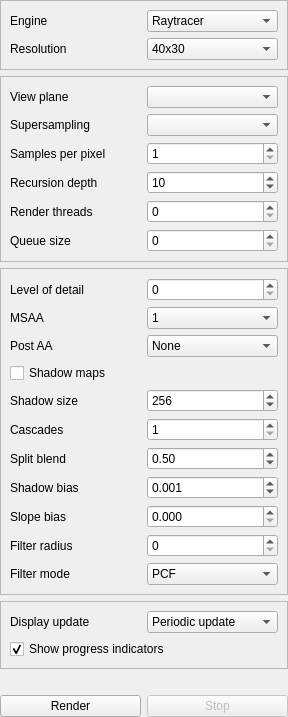
This is src/widgets/world/RenderSettingsWidget.ui in tkadauke/raytracer as Qt 5 draws it before an edit. The edited form follows.
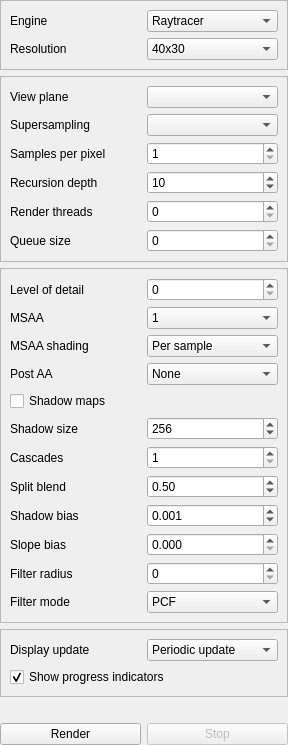
This is the edited form.

Commit message: Add per-fragment MSAA shading mode

```diff
--- a/src/widgets/world/RenderSettingsWidget.ui
+++ b/src/widgets/world/RenderSettingsWidget.ui
@@ -383,13 +383,37 @@
        </widget>
       </item>
       <item row="2" column="0">
+       <widget class="QLabel" name="label_rasterMsaaShading">
+        <property name="text">
+         <string>MSAA shading</string>
+        </property>
+       </widget>
+      </item>
+      <item row="2" column="1">
+       <widget class="QComboBox" name="rasterMsaaShadingMode">
+        <property name="toolTip">
+         <string>Per sample shades every covered MSAA sample. Per fragment reuses one shaded color for the same triangle and pixel while keeping coverage, depth, and stencil per sample.</string>
+        </property>
+        <item>
+         <property name="text">
+          <string>Per sample</string>
+         </property>
+        </item>
+        <item>
+         <property name="text">
+          <string>Per fragment</string>
+         </property>
+        </item>
+       </widget>
+      </item>
+      <item row="3" column="0">
        <widget class="QLabel" name="label_rasterPostAA">
         <property name="text">
          <string>Post AA</string>
         </property>
        </widget>
       </item>
-      <item row="2" column="1">
+      <item row="3" column="1">
        <widget class="QComboBox" name="rasterPostProcessAA">
         <property name="toolTip">
          <string>Rasterizer image-space anti-aliasing applied after rendering. FXAA is fast but can blur fine detail; SMAA keeps sharper edge-directed blends.</string>
@@ -411,7 +435,7 @@
         </item>
        </widget>
       </item>
-      <item row="3" column="0" colspan="2">
+      <item row="4" column="0" colspan="2">
        <widget class="QCheckBox" name="rasterShadowMaps">
         <property name="toolTip">
          <string>Enable rasterizer directional-light shadow maps.</string>
@@ -421,14 +445,14 @@
         </property>
        </widget>
       </item>
-      <item row="4" column="0">
+      <item row="5" column="0">
        <widget class="QLabel" name="label_rasterShadowMapSize">
         <property name="text">
          <string>Shadow size</string>
         </property>
        </widget>
       </item>
-      <item row="4" column="1">
+      <item row="5" column="1">
        <widget class="QSpinBox" name="rasterShadowMapSize">
         <property name="toolTip">
          <string>Square shadow-map resolution in pixels.</string>
@@ -444,14 +468,14 @@
         </property>
        </widget>
       </item>
-      <item row="5" column="0">
+      <item row="6" column="0">
        <widget class="QLabel" name="label_rasterShadowCascadeCount">
         <property name="text">
          <string>Cascades</string>
         </property>
        </widget>
       </item>
-      <item row="5" column="1">
+      <item row="6" column="1">
        <widget class="QSpinBox" name="rasterShadowCascadeCount">
         <property name="toolTip">
          <string>Number of camera-depth slices rendered for each directional-light shadow map.</string>
@@ -467,14 +491,14 @@
         </property>
        </widget>
       </item>
-      <item row="6" column="0">
+      <item row="7" column="0">
        <widget class="QLabel" name="label_rasterShadowCascadeSplitLambda">
         <property name="text">
          <string>Split blend</string>
         </property>
        </widget>
       </item>
-      <item row="6" column="1">
+      <item row="7" column="1">
        <widget class="QDoubleSpinBox" name="rasterShadowCascadeSplitLambda">
         <property name="toolTip">
          <string>Cascade split blend. 0 is linear; 1 is logarithmic.</string>
@@ -493,14 +517,14 @@
         </property>
        </widget>
       </item>
-      <item row="7" column="0">
+      <item row="8" column="0">
        <widget class="QLabel" name="label_rasterShadowBias">
         <property name="text">
          <string>Shadow bias</string>
         </property>
        </widget>
       </item>
-      <item row="7" column="1">
+      <item row="8" column="1">
        <widget class="QDoubleSpinBox" name="rasterShadowBias">
         <property name="toolTip">
          <string>Depth-comparison tolerance used to reduce self-shadowing.</string>
@@ -519,14 +543,14 @@
         </property>
        </widget>
       </item>
-      <item row="8" column="0">
+      <item row="9" column="0">
        <widget class="QLabel" name="label_rasterShadowSlopeBias">
         <property name="text">
          <string>Slope bias</string>
         </property>
        </widget>
       </item>
-      <item row="8" column="1">
+      <item row="9" column="1">
        <widget class="QDoubleSpinBox" name="rasterShadowSlopeBias">
         <property name="toolTip">
          <string>Additional depth-comparison tolerance scaled by receiver angle to the light.</string>
@@ -542,14 +566,14 @@
         </property>
        </widget>
       </item>
-      <item row="9" column="0">
+      <item row="10" column="0">
        <widget class="QLabel" name="label_rasterShadowFilterRadius">
         <property name="text">
          <string>Filter radius</string>
         </property>
        </widget>
       </item>
-      <item row="9" column="1">
+      <item row="10" column="1">
        <widget class="QSpinBox" name="rasterShadowFilterRadius">
         <property name="toolTip">
          <string>Percentage-closer filtering radius in shadow-map texels. 0 keeps hard shadows.</string>
@@ -565,14 +589,14 @@
         </property>
        </widget>
       </item>
-      <item row="10" column="0">
+      <item row="11" column="0">
        <widget class="QLabel" name="label_rasterShadowFilterMode">
         <property name="text">
          <string>Filter mode</string>
         </property>
        </widget>
       </item>
-      <item row="10" column="1">
+      <item row="11" column="1">
        <widget class="QComboBox" name="rasterShadowFilterMode">
         <property name="toolTip">
          <string>PCF uses one fixed kernel; PCSS searches blockers and grows the kernel with receiver distance.</string>
```
The commit also changes 16 other files.
